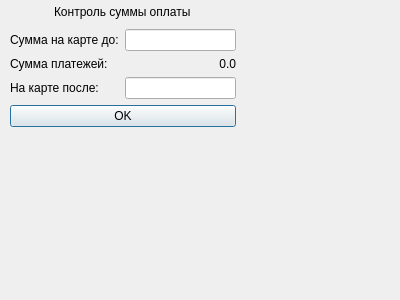
Before: the Qt Designer form control_payments.ui in FenyukAndrew/QtCalculatePayment, drawn with Qt 5.
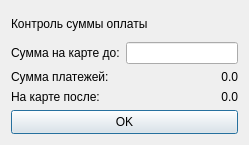
After: the same form once the commit is applied.

Commit message: Add calculate payments

What changed in the file:
```diff
--- a/control_payments.ui
+++ b/control_payments.ui
@@ -6,27 +6,20 @@
    <rect>
     <x>0</x>
     <y>0</y>
-    <width>400</width>
-    <height>300</height>
+    <width>249</width>
+    <height>145</height>
    </rect>
   </property>
   <property name="windowTitle">
    <string>Dialog</string>
   </property>
-  <widget class="QWidget" name="layoutWidget">
-   <property name="geometry">
-    <rect>
-     <x>10</x>
-     <y>0</y>
-     <width>226</width>
-     <height>127</height>
-    </rect>
-   </property>
+  <layout class="QGridLayout" name="gridLayout">
+   <item row="0" column="0">
    <layout class="QVBoxLayout" name="verticalLayout">
     <property name="sizeConstraint">
      <enum>QLayout::SetMaximumSize</enum>
     </property>
-    <item alignment="Qt::AlignHCenter">
+     <item>
      <widget class="QLabel" name="label">
       <property name="text">
        <string>Контроль суммы оплаты</string>
@@ -76,7 +69,14 @@
        </widget>
       </item>
       <item row="2" column="1">
-       <widget class="QLineEdit" name="lineEdit_2"/>
+        <widget class="QLabel" name="amount_after">
+         <property name="text">
+          <string>0.0</string>
+         </property>
+         <property name="alignment">
+          <set>Qt::AlignRight|Qt::AlignTrailing|Qt::AlignVCenter</set>
+         </property>
+        </widget>
       </item>
      </layout>
     </item>
@@ -94,7 +94,8 @@
      </widget>
     </item>
    </layout>
-  </widget>
+   </item>
+  </layout>
  </widget>
  <resources/>
  <connections/>
```
Left out of the diff: 4 changed lines with no effect on the pictures. Lines whose indentation alone changed are shown as unchanged. The commit also changes 33 other files.
